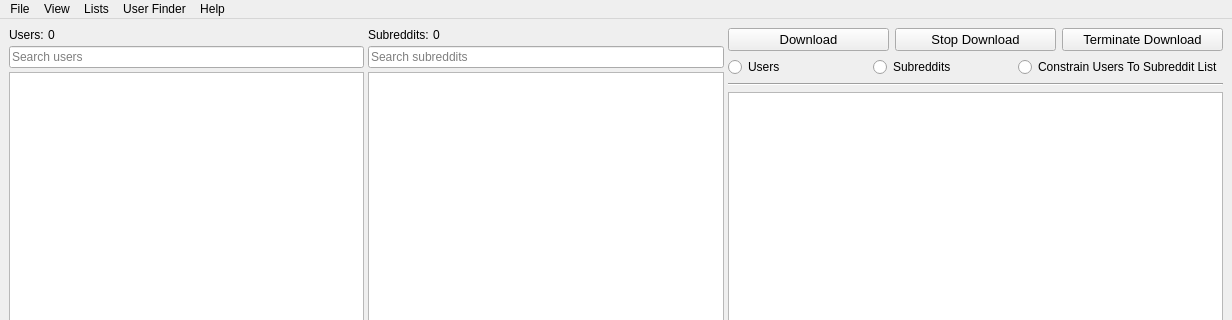
The window that DownloaderForReddit/GUI_Resources/DownloaderForRedditGUI.ui (MalloyDelacroix/DownloaderForReddit) describes before a commit, drawn with Qt 5; both pictures show x 0 to 1232 and y 0 to 320 of the 1232 by 836 pixel window.
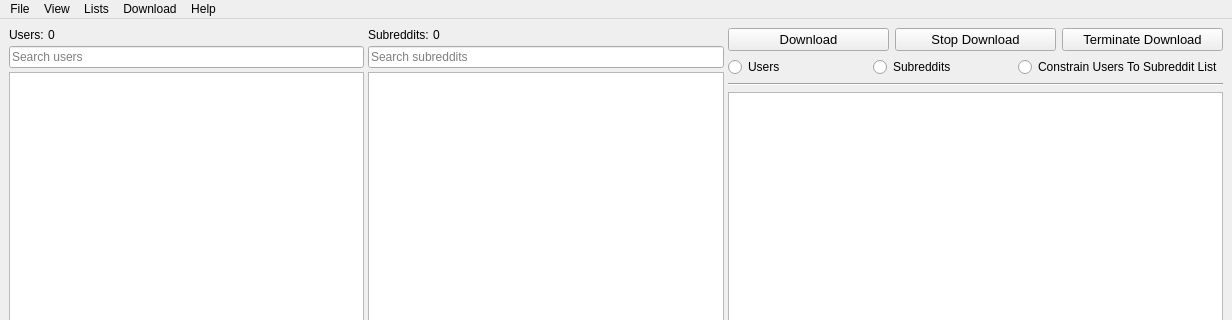
The same window after the commit. Icons and pictures are not drawn.

Commit message: Rename existing main menu items and add download menu

```diff
--- a/DownloaderForReddit/GUI_Resources/DownloaderForRedditGUI.ui
+++ b/DownloaderForReddit/GUI_Resources/DownloaderForRedditGUI.ui
@@ -300,7 +300,7 @@
      <height>31</height>
     </rect>
    </property>
-   <widget class="QMenu" name="menuFile">
+   <widget class="QMenu" name="file_menu">
     <property name="title">
      <string>File</string>
     </property>
@@ -312,7 +312,7 @@
     <addaction name="separator"/>
     <addaction name="file_exit"/>
    </widget>
-   <widget class="QMenu" name="menuLists">
+   <widget class="QMenu" name="lists_menu">
     <property name="title">
      <string>Lists</string>
     </property>
@@ -345,13 +345,7 @@
     <addaction name="file_unfinished_downloads"/>
     <addaction name="separator"/>
    </widget>
-   <widget class="QMenu" name="menuUser_Finder">
-    <property name="title">
-     <string>User Finder</string>
-    </property>
-    <addaction name="file_open_user_finder"/>
-   </widget>
-   <widget class="QMenu" name="menuHelp">
+   <widget class="QMenu" name="help_menu">
     <property name="title">
      <string>Help</string>
     </property>
@@ -364,7 +358,7 @@
     <addaction name="separator"/>
     <addaction name="file_about"/>
    </widget>
-   <widget class="QMenu" name="menuView">
+   <widget class="QMenu" name="view_menu">
     <property name="title">
      <string>View</string>
     </property>
@@ -388,11 +382,22 @@
     <addaction name="separator"/>
     <addaction name="download_session_menu_item"/>
    </widget>
-   <addaction name="menuFile"/>
-   <addaction name="menuView"/>
-   <addaction name="menuLists"/>
-   <addaction name="menuUser_Finder"/>
-   <addaction name="menuHelp"/>
+   <widget class="QMenu" name="menuDownload">
+    <property name="title">
+     <string>Download</string>
+    </property>
+    <addaction name="download_user_list_menu_item"/>
+    <addaction name="download_subreddit_list_menu_item"/>
+    <addaction name="download_user_list_constrained_menu_item"/>
+    <addaction name="separator"/>
+    <addaction name="run_unfinished_extractions_menu_item"/>
+    <addaction name="run_unfiinished_downloads_menu_item"/>
+   </widget>
+   <addaction name="file_menu"/>
+   <addaction name="view_menu"/>
+   <addaction name="lists_menu"/>
+   <addaction name="menuDownload"/>
+   <addaction name="help_menu"/>
   </widget>
   <widget class="QStatusBar" name="statusbar"/>
   <action name="file_add_user_list">
```
Left out of the diff: 155 changed lines with no effect on the pictures. The commit also changes 2 other files.
